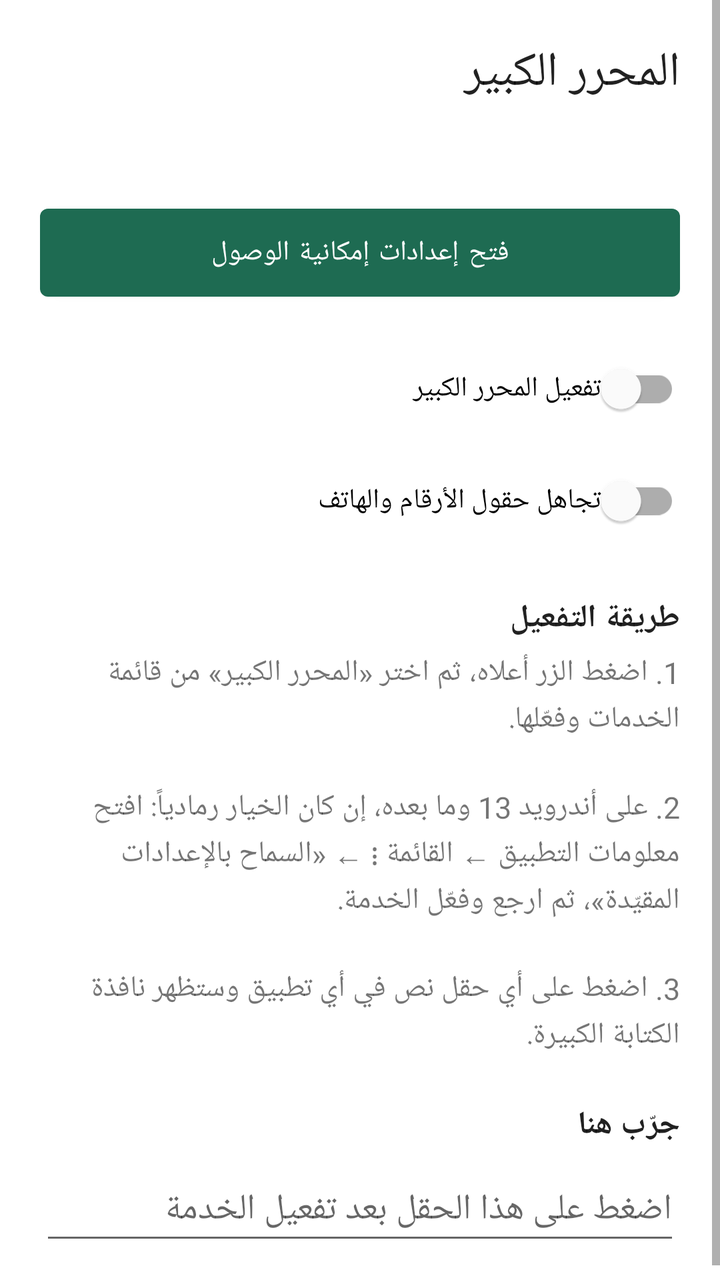
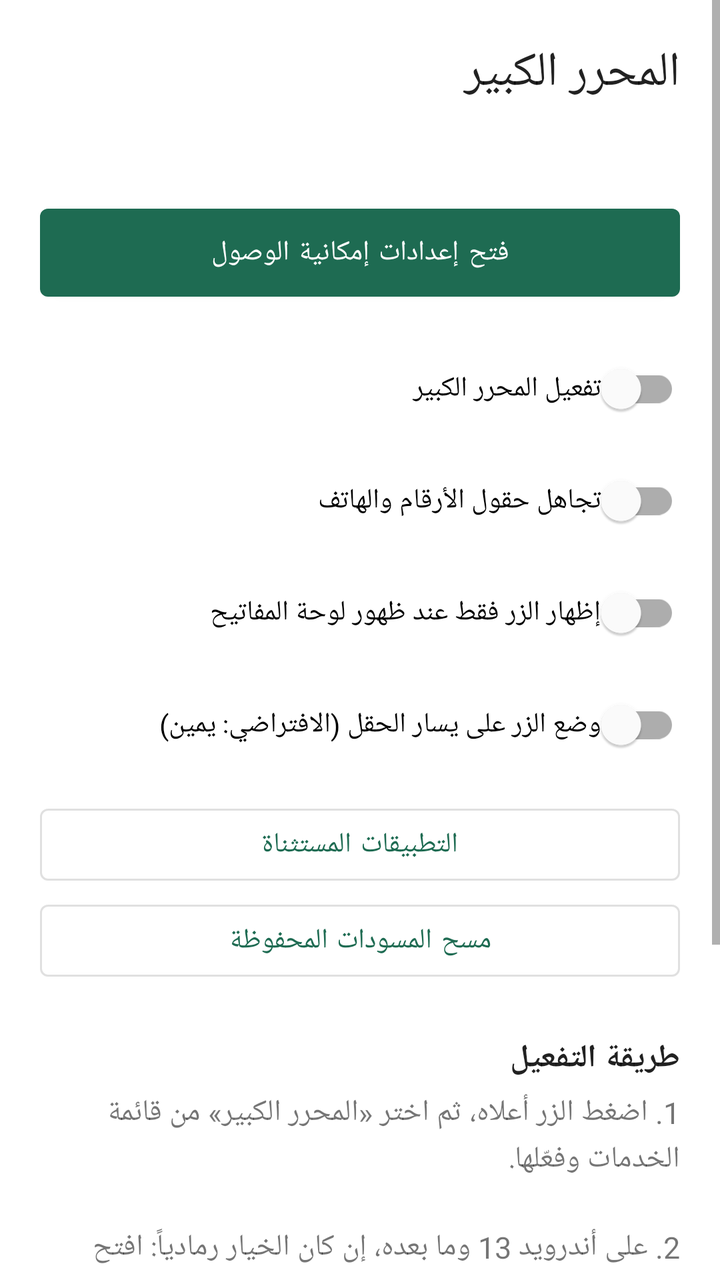

An Android layout rendered at two revisions. The XML below is the earlier revision; the diff shows what the commit changed to produce the second picture.
<!-- AndroidManifest.xml: application theme Theme.BigType -->
<!-- res/layout/activity_main.xml -->
<?xml version="1.0" encoding="utf-8"?>
<ScrollView xmlns:android="http://schemas.android.com/apk/res/android"
    android:layout_width="match_parent"
    android:layout_height="match_parent"
    android:background="?attr/colorSurface"
    android:fillViewport="true">

    <LinearLayout
        android:layout_width="match_parent"
        android:layout_height="wrap_content"
        android:orientation="vertical"
        android:padding="20dp">

        <TextView
            android:layout_width="match_parent"
            android:layout_height="wrap_content"
            android:text="@string/app_name"
            android:textAppearance="?attr/textAppearanceHeadline5" />

        <TextView
            android:id="@+id/status"
            android:layout_width="match_parent"
            android:layout_height="wrap_content"
            android:layout_marginTop="8dp"
            android:textSize="16sp"
            android:textStyle="bold" />

        <com.google.android.material.button.MaterialButton
            android:id="@+id/openSettings"
            android:layout_width="match_parent"
            android:layout_height="56dp"
            android:layout_marginTop="16dp"
            android:text="@string/open_settings" />

        <com.google.android.material.switchmaterial.SwitchMaterial
            android:id="@+id/switchEnabled"
            android:layout_width="match_parent"
            android:layout_height="wrap_content"
            android:layout_marginTop="16dp"
            android:text="@string/switch_enabled" />

        <com.google.android.material.switchmaterial.SwitchMaterial
            android:id="@+id/switchSkipNumbers"
            android:layout_width="match_parent"
            android:layout_height="wrap_content"
            android:layout_marginTop="8dp"
            android:text="@string/switch_skip_numbers" />

        <TextView
            android:layout_width="match_parent"
            android:layout_height="wrap_content"
            android:layout_marginTop="24dp"
            android:text="@string/how_to_title"
            android:textAppearance="?attr/textAppearanceSubtitle1"
            android:textStyle="bold" />

        <TextView
            android:layout_width="match_parent"
            android:layout_height="wrap_content"
            android:layout_marginTop="6dp"
            android:lineSpacingExtra="3dp"
            android:text="@string/how_to_body"
            android:textSize="15sp" />

        <TextView
            android:layout_width="match_parent"
            android:layout_height="wrap_content"
            android:layout_marginTop="24dp"
            android:text="@string/try_title"
            android:textAppearance="?attr/textAppearanceSubtitle1"
            android:textStyle="bold" />

        <EditText
            android:id="@+id/tryField"
            android:layout_width="match_parent"
            android:layout_height="wrap_content"
            android:layout_marginTop="6dp"
            android:hint="@string/try_hint"
            android:importantForAutofill="no"
            android:inputType="text"
            android:minHeight="48dp" />
    </LinearLayout>
</ScrollView>
<!-- resources referenced by this layout -->
<resources>
  <string name="app_name">المحرر الكبير</string>
  <string name="how_to_body">1. اضغط الزر أعلاه، ثم اختر «المحرر الكبير» من قائمة الخدمات وفعّلها.\n\n2. على أندرويد 13 وما بعده، إن كان الخيار رمادياً: افتح معلومات التطبيق ← القائمة ⋮ ← «السماح بالإعدادات المقيّدة»، ثم ارجع وفعّل الخدمة.\n\n3. اضغط على أي حقل نص في أي تطبيق وستظهر نافذة الكتابة الكبيرة.</string>
  <string name="how_to_title">طريقة التفعيل</string>
  <string name="open_settings">فتح إعدادات إمكانية الوصول</string>
  <string name="switch_enabled">تفعيل المحرر الكبير</string>
  <string name="switch_skip_numbers">تجاهل حقول الأرقام والهاتف</string>
  <string name="try_hint">اضغط على هذا الحقل بعد تفعيل الخدمة</string>
  <string name="try_title">جرّب هنا</string>
  <style name="Theme.BigType" parent="Theme.MaterialComponents.DayNight.NoActionBar">
          <item name="colorPrimary">#1E6B52</item>
          <item name="colorOnPrimary">#FFFFFF</item>
          <item name="colorSecondary">#1E6B52</item>
      </style>
</resources>

<!-- the commit's change to res/layout/activity_main.xml (unified diff, before → after) -->
@@ -46,6 +46,35 @@
             android:layout_marginTop="8dp"
             android:text="@string/switch_skip_numbers" />
 
+        <com.google.android.material.switchmaterial.SwitchMaterial
+            android:id="@+id/switchImeOnly"
+            android:layout_width="match_parent"
+            android:layout_height="wrap_content"
+            android:layout_marginTop="8dp"
+            android:text="إظهار الزر فقط عند ظهور لوحة المفاتيح" />
+
+        <com.google.android.material.switchmaterial.SwitchMaterial
+            android:id="@+id/switchLeft"
+            android:layout_width="match_parent"
+            android:layout_height="wrap_content"
+            android:layout_marginTop="8dp"
+            android:text="وضع الزر على يسار الحقل (الافتراضي: يمين)" />
+
+        <com.google.android.material.button.MaterialButton
+            android:id="@+id/btnExcluded"
+            style="@style/Widget.MaterialComponents.Button.OutlinedButton"
+            android:layout_width="match_parent"
+            android:layout_height="wrap_content"
+            android:layout_marginTop="12dp"
+            android:text="التطبيقات المستثناة" />
+
+        <com.google.android.material.button.MaterialButton
+            android:id="@+id/btnClearDrafts"
+            style="@style/Widget.MaterialComponents.Button.OutlinedButton"
+            android:layout_width="match_parent"
+            android:layout_height="wrap_content"
+            android:text="مسح المسودات المحفوظة" />
+
         <TextView
             android:layout_width="match_parent"
             android:layout_height="wrap_content"
